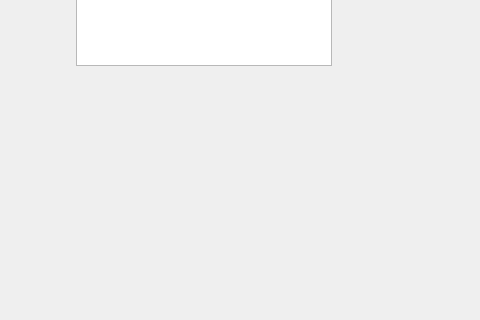
Shihad/roguelike, file widget.ui: the form before one commit; both pictures show x 934 to 1414 and y 425 to 745 of the 1414 by 745 pixel window.
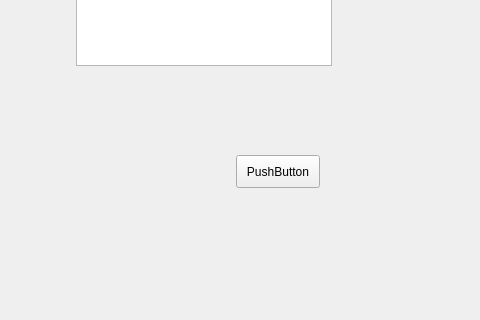
The form after the commit.

```diff
--- a/widget.ui
+++ b/widget.ui
@@ -104,6 +104,19 @@
     <string>Save</string>
    </property>
   </widget>
+  <widget class="QPushButton" name="pushButton">
+   <property name="geometry">
+    <rect>
+     <x>1170</x>
+     <y>580</y>
+     <width>84</width>
+     <height>33</height>
+    </rect>
+   </property>
+   <property name="text">
+    <string>PushButton</string>
+   </property>
+  </widget>
  </widget>
  <layoutdefault spacing="6" margin="11"/>
  <resources/>
```
